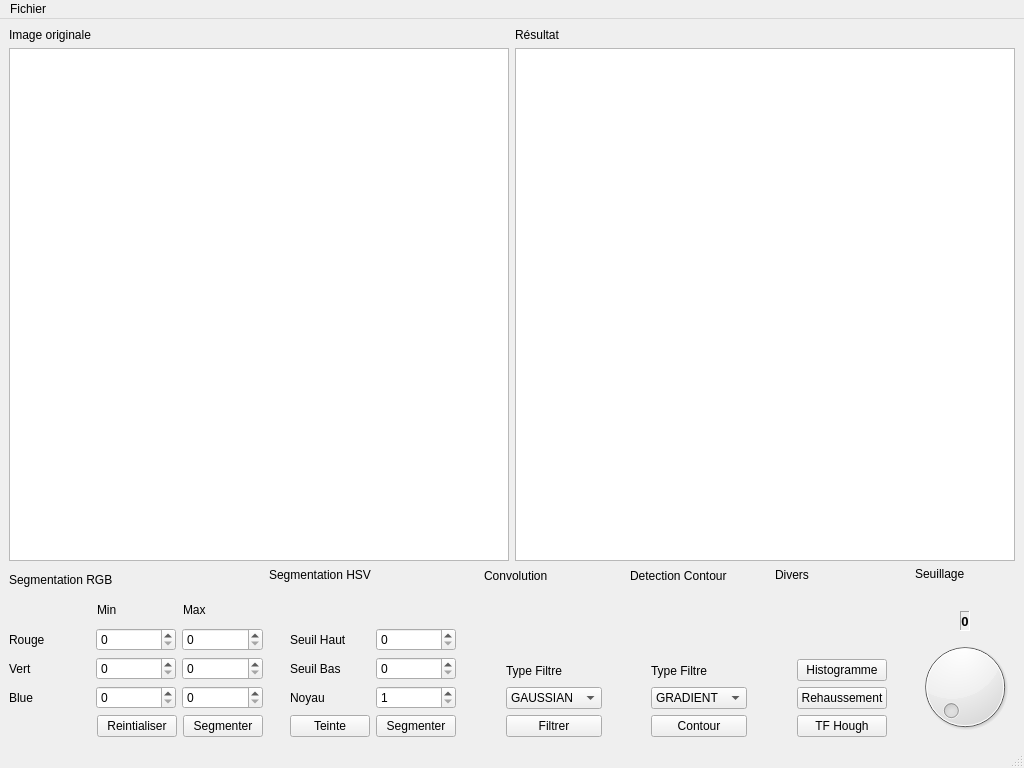
First picture: the form in Facility/processingwindow.ui, repository etsi-kekeli/gestion_bibliotheque_image, before the edit.
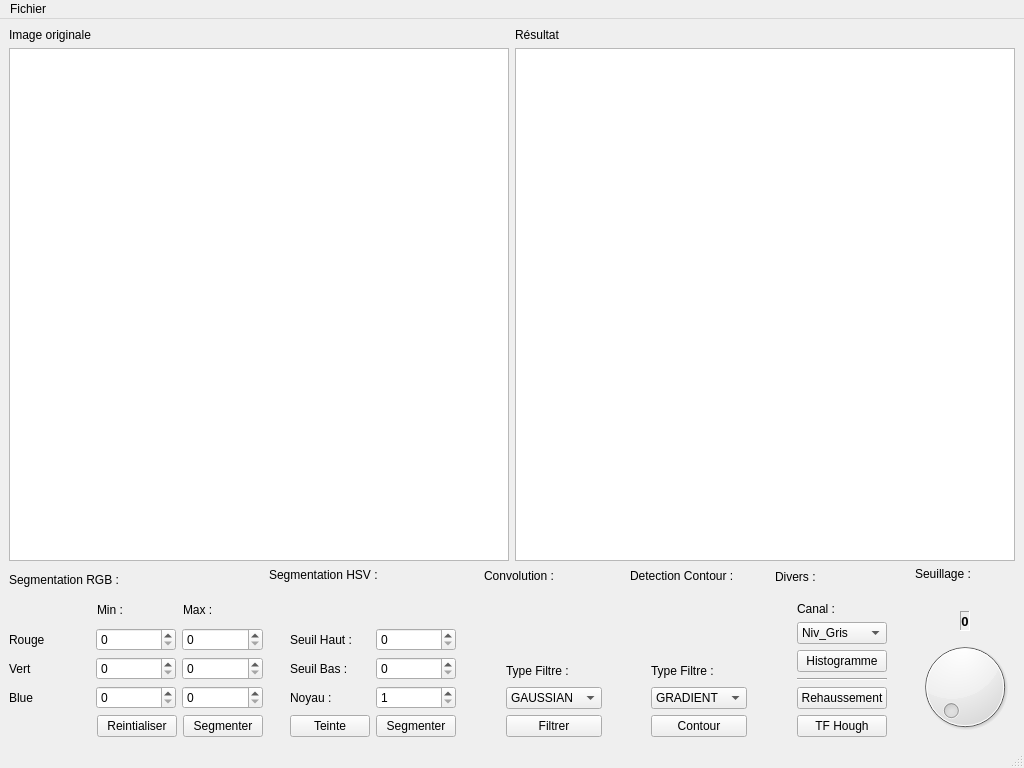
Second picture: the form after the edit.

Commit message: Implementation de l'histogramme dans l'interface

```diff
--- a/Facility/processingwindow.ui
+++ b/Facility/processingwindow.ui
@@ -86,7 +86,7 @@
             <item>
              <widget class="QLabel" name="label_3">
               <property name="text">
-               <string>Segmentation RGB</string>
+               <string>Segmentation RGB : </string>
               </property>
              </widget>
             </item>
@@ -104,14 +104,14 @@
             <item>
              <widget class="QLabel" name="label_4">
               <property name="text">
-               <string>Min</string>
+               <string>Min : </string>
               </property>
              </widget>
             </item>
             <item>
              <widget class="QLabel" name="label_5">
               <property name="text">
-               <string>Max</string>
+               <string>Max : </string>
               </property>
              </widget>
             </item>
@@ -222,7 +222,7 @@
           <item>
            <widget class="QLabel" name="label_15">
             <property name="text">
-             <string>Segmentation HSV</string>
+             <string>Segmentation HSV :</string>
             </property>
            </widget>
           </item>
@@ -357,14 +357,14 @@
             <item row="1" column="1">
              <widget class="QLabel" name="label_17">
               <property name="text">
-               <string>Seuil Bas</string>
+               <string>Seuil Bas : </string>
               </property>
              </widget>
             </item>
             <item row="0" column="1">
              <widget class="QLabel" name="label_16">
               <property name="text">
-               <string>Seuil Haut</string>
+               <string>Seuil Haut : </string>
               </property>
              </widget>
             </item>
@@ -388,7 +388,7 @@
             <item row="2" column="1">
              <widget class="QLabel" name="label_18">
               <property name="text">
-               <string>Noyau</string>
+               <string>Noyau : </string>
               </property>
              </widget>
             </item>
@@ -440,7 +440,7 @@
           <item>
            <widget class="QLabel" name="label_10">
             <property name="text">
-             <string>Convolution</string>
+             <string>Convolution : </string>
             </property>
            </widget>
           </item>
@@ -517,7 +517,7 @@
             <item row="0" column="1">
              <widget class="QLabel" name="label_9">
               <property name="text">
-               <string>Type Filtre</string>
+               <string>Type Filtre : </string>
               </property>
              </widget>
             </item>
@@ -610,7 +610,7 @@
           <item>
            <widget class="QLabel" name="label_11">
             <property name="text">
-             <string>Detection Contour</string>
+             <string>Detection Contour : </string>
             </property>
            </widget>
           </item>
@@ -665,7 +665,7 @@
             <item row="0" column="1">
              <widget class="QLabel" name="label_12">
               <property name="text">
-               <string>Type Filtre</string>
+               <string>Type Filtre : </string>
               </property>
              </widget>
             </item>
@@ -768,143 +768,6 @@
           <property name="topMargin">
            <number>0</number>
           </property>
-          <item row="3" column="0">
-           <layout class="QGridLayout" name="gridLayout_4">
-            <item row="0" column="1">
-             <widget class="QPushButton" name="HistoButton">
-              <property name="text">
-               <string>Histogramme</string>
-              </property>
-             </widget>
-            </item>
-            <item row="1" column="0">
-             <spacer name="horizontalSpacer_6">
-              <property name="orientation">
-               <enum>Qt::Orientation::Horizontal</enum>
-              </property>
-              <property name="sizeType">
-               <enum>QSizePolicy::Policy::Preferred</enum>
-              </property>
-              <property name="sizeHint" stdset="0">
-               <size>
-                <width>40</width>
-                <height>20</height>
-               </size>
-              </property>
-             </spacer>
-            </item>
-            <item row="2" column="1">
-             <widget class="QPushButton" name="HoughButton">
-              <property name="text">
-               <string>TF Hough</string>
-              </property>
-             </widget>
-            </item>
-            <item row="2" column="0">
-             <spacer name="horizontalSpacer_7">
-              <property name="orientation">
-               <enum>Qt::Orientation::Horizontal</enum>
-              </property>
-              <property name="sizeType">
-               <enum>QSizePolicy::Policy::Preferred</enum>
-              </property>
-              <property name="sizeHint" stdset="0">
-               <size>
-                <width>40</width>
-                <height>20</height>
-               </size>
-              </property>
-             </spacer>
-            </item>
-            <item row="0" column="0">
-             <spacer name="horizontalSpacer_5">
-              <property name="orientation">
-               <enum>Qt::Orientation::Horizontal</enum>
-              </property>
-              <property name="sizeType">
-               <enum>QSizePolicy::Policy::Preferred</enum>
-              </property>
-              <property name="sizeHint" stdset="0">
-               <size>
-                <width>40</width>
-                <height>20</height>
-               </size>
-              </property>
-             </spacer>
-            </item>
-            <item row="1" column="1">
-             <widget class="QPushButton" name="RehaussButton">
-              <property name="text">
-               <string>Rehaussement</string>
-              </property>
-             </widget>
-            </item>
-            <item row="0" column="2">
-             <spacer name="horizontalSpacer_8">
-              <property name="orientation">
-               <enum>Qt::Orientation::Horizontal</enum>
-              </property>
-              <property name="sizeType">
-               <enum>QSizePolicy::Policy::Preferred</enum>
-              </property>
-              <property name="sizeHint" stdset="0">
-               <size>
-                <width>40</width>
-                <height>20</height>
-               </size>
-              </property>
-             </spacer>
-            </item>
-            <item row="1" column="2">
-             <spacer name="horizontalSpacer_9">
-              <property name="orientation">
-               <enum>Qt::Orientation::Horizontal</enum>
-              </property>
-              <property name="sizeType">
-               <enum>QSizePolicy::Policy::Preferred</enum>
-              </property>
-              <property name="sizeHint" stdset="0">
-               <size>
-                <width>40</width>
-                <height>20</height>
-               </size>
-              </property>
-             </spacer>
-            </item>
-            <item row="2" column="2">
-             <spacer name="horizontalSpacer_10">
-              <property name="orientation">
-               <enum>Qt::Orientation::Horizontal</enum>
-              </property>
-              <property name="sizeType">
-               <enum>QSizePolicy::Policy::Preferred</enum>
-              </property>
-              <property name="sizeHint" stdset="0">
-               <size>
-                <width>40</width>
-                <height>20</height>
-               </size>
-              </property>
-             </spacer>
-            </item>
-           </layout>
-          </item>
-          <item row="2" column="0">
-           <spacer name="verticalSpacer">
-            <property name="orientation">
-             <enum>Qt::Orientation::Vertical</enum>
-            </property>
-            <property name="sizeType">
-             <enum>QSizePolicy::Policy::Preferred</enum>
-            </property>
-            <property name="sizeHint" stdset="0">
-             <size>
-              <width>20</width>
-              <height>70</height>
-             </size>
-            </property>
-           </spacer>
-          </item>
           <item row="1" column="0">
            <widget class="QLabel" name="label_14">
             <property name="sizePolicy">
@@ -914,13 +777,220 @@
              </sizepolicy>
             </property>
             <property name="text">
-             <string>Divers</string>
+             <string>Divers : </string>
             </property>
             <property name="wordWrap">
              <bool>true</bool>
             </property>
            </widget>
           </item>
+          <item row="4" column="0">
+           <layout class="QGridLayout" name="gridLayout_4">
+            <item row="5" column="1">
+             <widget class="QPushButton" name="HoughButton">
+              <property name="text">
+               <string>TF Hough</string>
+              </property>
+             </widget>
+            </item>
+            <item row="4" column="1">
+             <widget class="QPushButton" name="RehaussButton">
+              <property name="text">
+               <string>Rehaussement</string>
+              </property>
+             </widget>
+            </item>
+            <item row="2" column="1">
+             <widget class="QPushButton" name="HistoButton">
+              <property name="text">
+               <string>Histogramme</string>
+              </property>
+             </widget>
+            </item>
+            <item row="2" column="0">
+             <spacer name="horizontalSpacer_5">
+              <property name="orientation">
+               <enum>Qt::Orientation::Horizontal</enum>
+              </property>
+              <property name="sizeType">
+               <enum>QSizePolicy::Policy::Preferred</enum>
+              </property>
+              <property name="sizeHint" stdset="0">
+               <size>
+                <width>40</width>
+                <height>20</height>
+               </size>
+              </property>
+             </spacer>
+            </item>
+            <item row="3" column="1">
+             <widget class="Line" name="line">
+              <property name="orientation">
+               <enum>Qt::Orientation::Horizontal</enum>
+              </property>
+             </widget>
+            </item>
+            <item row="5" column="0">
+             <spacer name="horizontalSpacer_7">
+              <property name="orientation">
+               <enum>Qt::Orientation::Horizontal</enum>
+              </property>
+              <property name="sizeType">
+               <enum>QSizePolicy::Policy::Preferred</enum>
+              </property>
+              <property name="sizeHint" stdset="0">
+               <size>
+                <width>40</width>
+                <height>20</height>
+               </size>
+              </property>
+             </spacer>
+            </item>
+            <item row="4" column="0">
+             <spacer name="horizontalSpacer_6">
+              <property name="orientation">
+               <enum>Qt::Orientation::Horizontal</enum>
+              </property>
+              <property name="sizeType">
+               <enum>QSizePolicy::Policy::Preferred</enum>
+              </property>
+              <property name="sizeHint" stdset="0">
+               <size>
+                <width>40</width>
+                <height>20</height>
+               </size>
+              </property>
+             </spacer>
+            </item>
+            <item row="5" column="2">
+             <spacer name="horizontalSpacer_10">
+              <property name="orientation">
+               <enum>Qt::Orientation::Horizontal</enum>
+              </property>
+              <property name="sizeType">
+               <enum>QSizePolicy::Policy::Preferred</enum>
+              </property>
+              <property name="sizeHint" stdset="0">
+               <size>
+                <width>40</width>
+                <height>20</height>
+               </size>
+              </property>
+             </spacer>
+            </item>
+            <item row="1" column="1">
+             <widget class="QComboBox" name="histogramComboBox">
+              <item>
+               <property name="text">
+                <string>Niv_Gris</string>
+               </property>
+              </item>
+              <item>
+               <property name="text">
+                <string>Rouge</string>
+               </property>
+              </item>
+              <item>
+               <property name="text">
+                <string>Vert</string>
+               </property>
+              </item>
+              <item>
+               <property name="text">
+                <string>Bleu</string>
+               </property>
+              </item>
+             </widget>
+            </item>
+            <item row="4" column="2">
+             <spacer name="horizontalSpacer_9">
+              <property name="orientation">
+               <enum>Qt::Orientation::Horizontal</enum>
+              </property>
+              <property name="sizeType">
+               <enum>QSizePolicy::Policy::Preferred</enum>
+              </property>
+              <property name="sizeHint" stdset="0">
+               <size>
+                <width>40</width>
+                <height>20</height>
+               </size>
+              </property>
+             </spacer>
+            </item>
+            <item row="2" column="2">
+             <spacer name="horizontalSpacer_8">
+              <property name="orientation">
+               <enum>Qt::Orientation::Horizontal</enum>
+              </property>
+              <property name="sizeType">
+               <enum>QSizePolicy::Policy::Preferred</enum>
+              </property>
+              <property name="sizeHint" stdset="0">
+               <size>
+                <width>40</width>
+                <height>20</height>
+               </size>
+              </property>
+             </spacer>
+            </item>
+            <item row="0" column="1">
+             <widget class="QLabel" name="label_19">
+              <property name="text">
+               <string>Canal :</string>
+              </property>
+             </widget>
+            </item>
+            <item row="1" column="0">
+             <spacer name="horizontalSpacer_3">
+              <property name="orientation">
+               <enum>Qt::Orientation::Horizontal</enum>
+              </property>
+              <property name="sizeType">
+               <enum>QSizePolicy::Policy::Preferred</enum>
+              </property>
+              <property name="sizeHint" stdset="0">
+               <size>
+                <width>40</width>
+                <height>20</height>
+               </size>
+              </property>
+             </spacer>
+            </item>
+            <item row="1" column="2">
+             <spacer name="horizontalSpacer_4">
+              <property name="orientation">
+               <enum>Qt::Orientation::Horizontal</enum>
+              </property>
+              <property name="sizeType">
+               <enum>QSizePolicy::Policy::Preferred</enum>
+              </property>
+              <property name="sizeHint" stdset="0">
+               <size>
+                <width>40</width>
+                <height>20</height>
+               </size>
+              </property>
+             </spacer>
+            </item>
+           </layout>
+          </item>
+          <item row="2" column="0">
+           <spacer name="verticalSpacer">
+            <property name="orientation">
+             <enum>Qt::Orientation::Vertical</enum>
+            </property>
+            <property name="sizeType">
+             <enum>QSizePolicy::Policy::Preferred</enum>
+            </property>
+            <property name="sizeHint" stdset="0">
+             <size>
+              <width>20</width>
+              <height>9</height>
+             </size>
+            </property>
+           </spacer>
+          </item>
          </layout>
         </item>
         <item>
@@ -934,7 +1004,7 @@
           <item>
            <widget class="QLabel" name="label_13">
             <property name="text">
-             <string>Seuillage</string>
+             <string>Seuillage : </string>
             </property>
            </widget>
           </item>
```
The commit also changes 4 other files.
